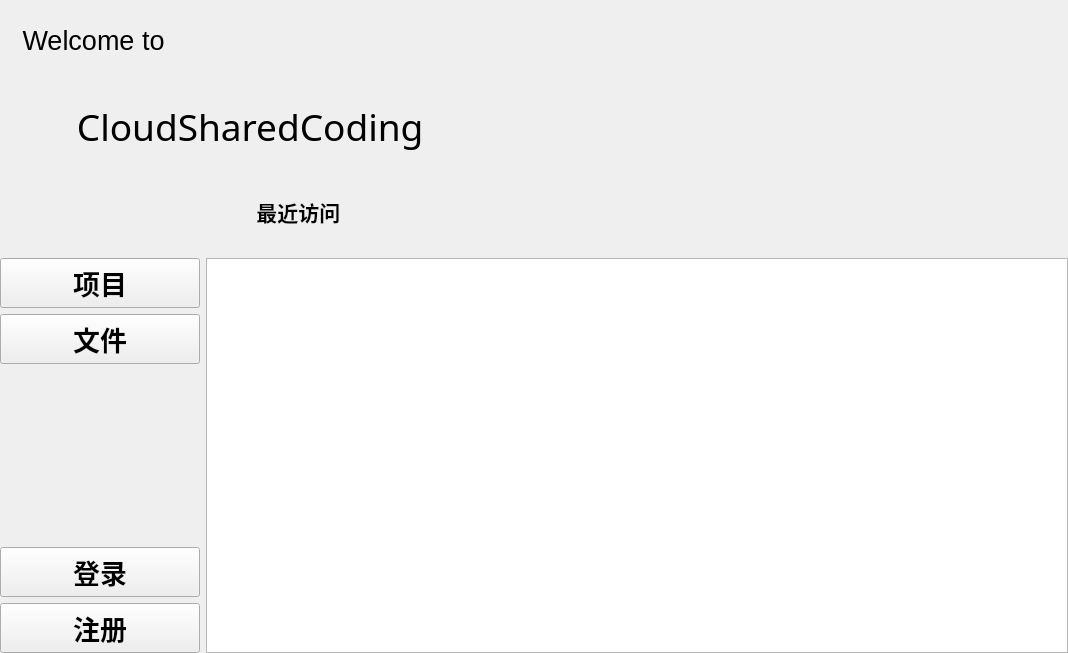
GnoCiYeH/CloudShareCode, file Qt/CloudSharedCoding/welcomewind.ui: the form before one commit.
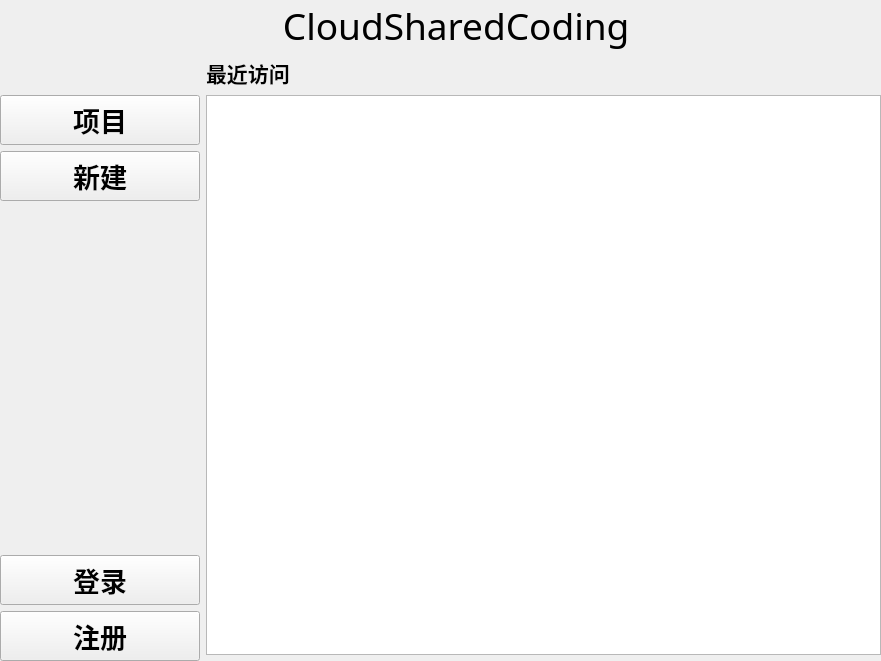
The form after the commit. Icons and pictures are not drawn.

Diff of the .ui file:
```diff
--- a/Qt/CloudSharedCoding/welcomewind.ui
+++ b/Qt/CloudSharedCoding/welcomewind.ui
@@ -6,14 +6,17 @@
    <rect>
     <x>0</x>
     <y>0</y>
-    <width>1068</width>
-    <height>653</height>
+    <width>881</width>
+    <height>661</height>
    </rect>
   </property>
   <property name="windowTitle">
    <string>Form</string>
   </property>
-  <layout class="QGridLayout" name="gridLayout_2">
+  <layout class="QVBoxLayout" name="verticalLayout_2">
+   <property name="spacing">
+    <number>0</number>
+   </property>
    <property name="leftMargin">
     <number>0</number>
    </property>
@@ -26,10 +29,7 @@
    <property name="bottomMargin">
     <number>0</number>
    </property>
-   <property name="spacing">
-    <number>0</number>
-   </property>
-   <item row="0" column="0">
+   <item>
     <widget class="QWidget" name="widget" native="true">
      <property name="font">
       <font>
@@ -50,7 +50,52 @@
       <property name="bottomMargin">
        <number>0</number>
       </property>
-      <item row="5" column="0" rowspan="3">
+      <item row="2" column="1">
+       <widget class="QLabel" name="label_3">
+        <property name="sizePolicy">
+         <sizepolicy hsizetype="Preferred" vsizetype="Preferred">
+          <horstretch>0</horstretch>
+          <verstretch>0</verstretch>
+         </sizepolicy>
+        </property>
+        <property name="maximumSize">
+         <size>
+          <width>16777215</width>
+          <height>80</height>
+         </size>
+        </property>
+        <property name="font">
+         <font>
+          <family>Microsoft JhengHei UI</family>
+          <pointsize>16</pointsize>
+          <bold>true</bold>
+         </font>
+        </property>
+        <property name="text">
+         <string>最近访问</string>
+        </property>
+       </widget>
+      </item>
+      <item row="0" column="0">
+       <widget class="QLabel" name="icon">
+        <property name="maximumSize">
+         <size>
+          <width>100</width>
+          <height>100</height>
+         </size>
+        </property>
+        <property name="text">
+         <string/>
+        </property>
+        <property name="pixmap">
+         <pixmap resource="src.qrc">:/ico.png</pixmap>
+        </property>
+       </widget>
+      </item>
+      <item row="4" column="1">
+       <widget class="QListWidget" name="listWidget"/>
+      </item>
+      <item row="4" column="0" rowspan="2">
        <widget class="QWidget" name="widget_2" native="true">
         <layout class="QVBoxLayout" name="verticalLayout">
          <property name="leftMargin">
@@ -113,7 +158,7 @@
             </font>
            </property>
            <property name="text">
-            <string>文件</string>
+            <string>新建</string>
            </property>
           </widget>
          </item>
@@ -197,17 +242,7 @@
         </layout>
        </widget>
       </item>
-      <item row="5" column="1" rowspan="3">
-       <widget class="QListWidget" name="listWidget">
-        <property name="sizePolicy">
-         <sizepolicy hsizetype="Expanding" vsizetype="Preferred">
-          <horstretch>0</horstretch>
-          <verstretch>0</verstretch>
-         </sizepolicy>
-        </property>
-       </widget>
-      </item>
-      <item row="1" column="0" colspan="2">
+      <item row="0" column="1">
        <widget class="QLabel" name="label">
         <property name="sizePolicy">
          <sizepolicy hsizetype="Preferred" vsizetype="Minimum">
@@ -232,51 +267,6 @@
         </property>
        </widget>
       </item>
-      <item row="3" column="0" colspan="2">
-       <widget class="QLabel" name="label_3">
-        <property name="sizePolicy">
-         <sizepolicy hsizetype="Preferred" vsizetype="Preferred">
-          <horstretch>0</horstretch>
-          <verstretch>0</verstretch>
-         </sizepolicy>
-        </property>
-        <property name="maximumSize">
-         <size>
-          <width>16777215</width>
-          <height>80</height>
-         </size>
-        </property>
-        <property name="font">
-         <font>
-          <family>Microsoft JhengHei UI</family>
-          <pointsize>16</pointsize>
-          <bold>true</bold>
-         </font>
-        </property>
-        <property name="text">
-         <string>                                            最近访问</string>
-        </property>
-       </widget>
-      </item>
-      <item row="0" column="0">
-       <widget class="QLabel" name="label_2">
-        <property name="maximumSize">
-         <size>
-          <width>16777215</width>
-          <height>80</height>
-         </size>
-        </property>
-        <property name="font">
-         <font>
-          <family>Microsoft JhengHei UI</family>
-          <pointsize>20</pointsize>
-         </font>
-        </property>
-        <property name="text">
-         <string>   Welcome to</string>
-        </property>
-       </widget>
-      </item>
      </layout>
     </widget>
    </item>
```
Left out of the diff: 4 changed lines with no effect on the pictures.
